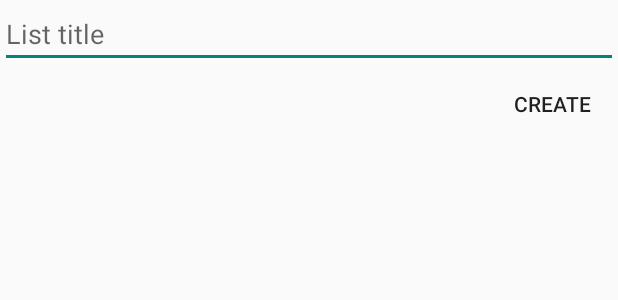
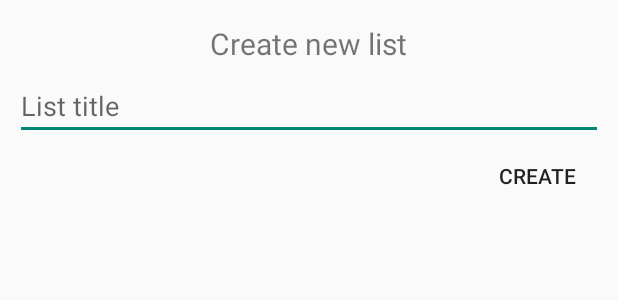
Before and after one commit to OmryRo/shopping_list, an Android app: the layout add_new_list_popup_layout.xml on its own in the app's theme, with its tools: preview values and no code run, on a phone screen of 412 x 824 dp. Shown: the top 300 px of the screen. Run offline under Robolectric (Android 15) with nearby library versions, the phone set to English and light mode, and no system bars.

Commit message:
improved the look of the add list popup, also disabled the ability to add an empty name

```diff
--- a/app/src/main/java/app/shoppinglist/wsux/shoppinglist/MainActivity.java
+++ b/app/src/main/java/app/shoppinglist/wsux/shoppinglist/MainActivity.java
@@ -236,12 +236,12 @@
             @Override
             public void onClick(View v) {
                 String title = titleEt.getText().toString();
-                dialog.dismiss();
 
-                if (userInfo == null) {
+                if (title.length() == 0 || userInfo == null) {
                     return;
                 }
 
+                dialog.dismiss();
                 userInfo.createNewList(title);
                 mainDrawer.toggeLockDrawer(userInfo);
             }
--- a/app/src/main/res/layout/add_new_list_popup_layout.xml
+++ b/app/src/main/res/layout/add_new_list_popup_layout.xml
@@ -2,7 +2,17 @@
 <LinearLayout xmlns:android="http://schemas.android.com/apk/res/android"
     android:layout_width="match_parent"
     android:layout_height="match_parent"
-    android:orientation="vertical">
+    android:orientation="vertical"
+    android:padding="10dp">
+
+    <TextView
+        android:layout_width="wrap_content"
+        android:layout_height="wrap_content"
+        android:text="@string/create_new_list"
+        android:padding="5dp"
+        android:textSize="20sp"
+        android:layout_gravity="center"
+        />
 
     <EditText
         android:id="@+id/new_list_popup_title"
```
Also changed, not shown: app/src/main/res/drawable/ic_touch_app.xml (added, +9 -0 lines).
